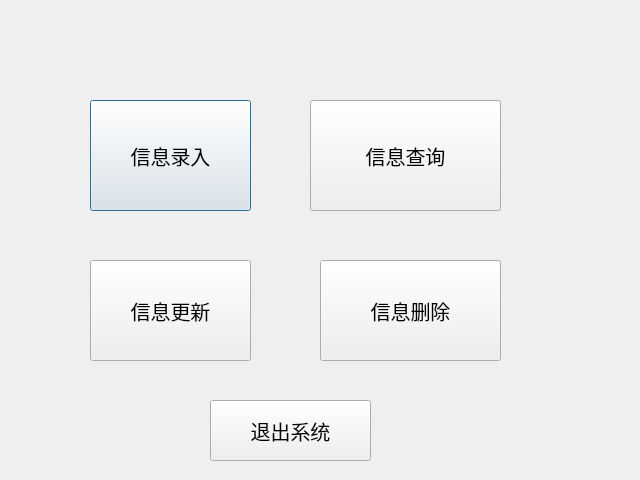
This is init.ui in lcc-666/student_message as Qt 5 draws it before an edit. The edited form follows.
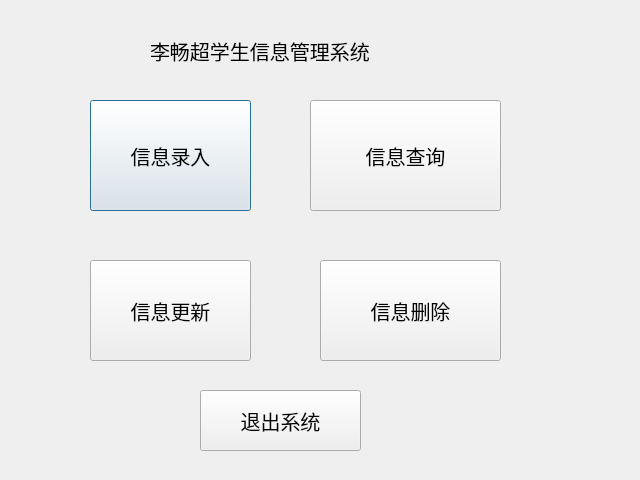
This is the edited form.

Patch:
```diff
--- a/init.ui
+++ b/init.ui
@@ -88,8 +88,8 @@
   <widget class="QPushButton" name="exit">
    <property name="geometry">
     <rect>
-     <x>210</x>
-     <y>400</y>
+     <x>200</x>
+     <y>390</y>
      <width>161</width>
      <height>61</height>
     </rect>
@@ -103,6 +103,24 @@
     <string>退出系统</string>
    </property>
   </widget>
+  <widget class="QLabel" name="label">
+   <property name="geometry">
+    <rect>
+     <x>150</x>
+     <y>30</y>
+     <width>281</width>
+     <height>41</height>
+    </rect>
+   </property>
+   <property name="font">
+    <font>
+     <pointsize>15</pointsize>
+    </font>
+   </property>
+   <property name="text">
+    <string>李畅超学生信息管理系统</string>
+   </property>
+  </widget>
  </widget>
  <resources/>
  <connections/>
```
